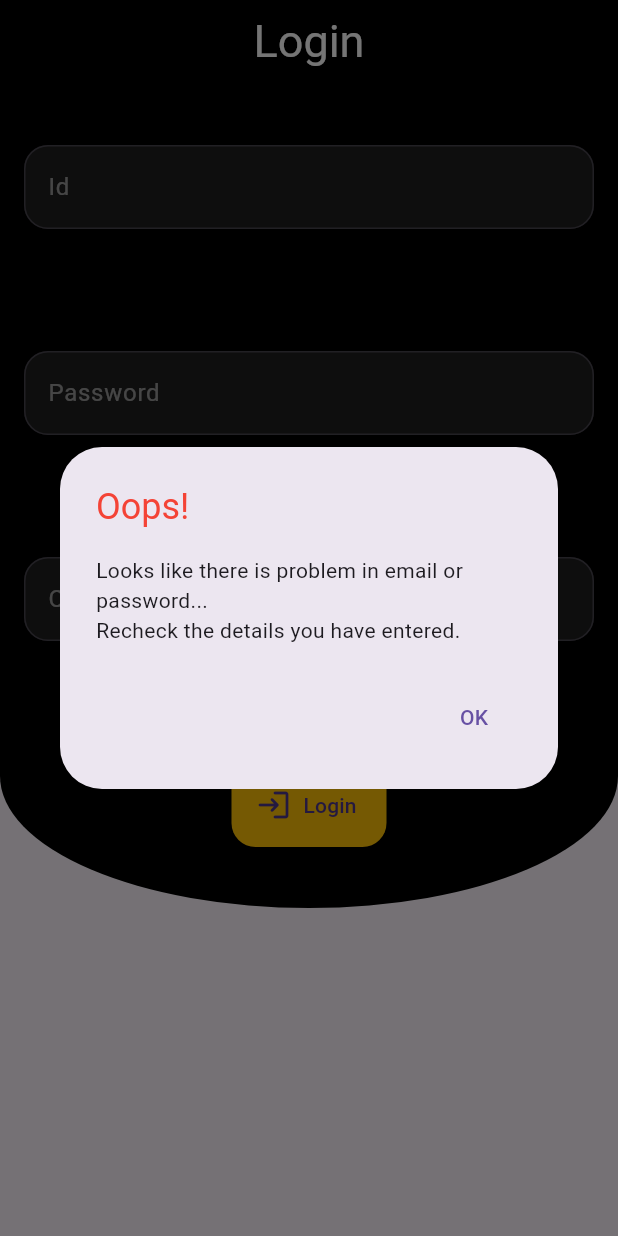
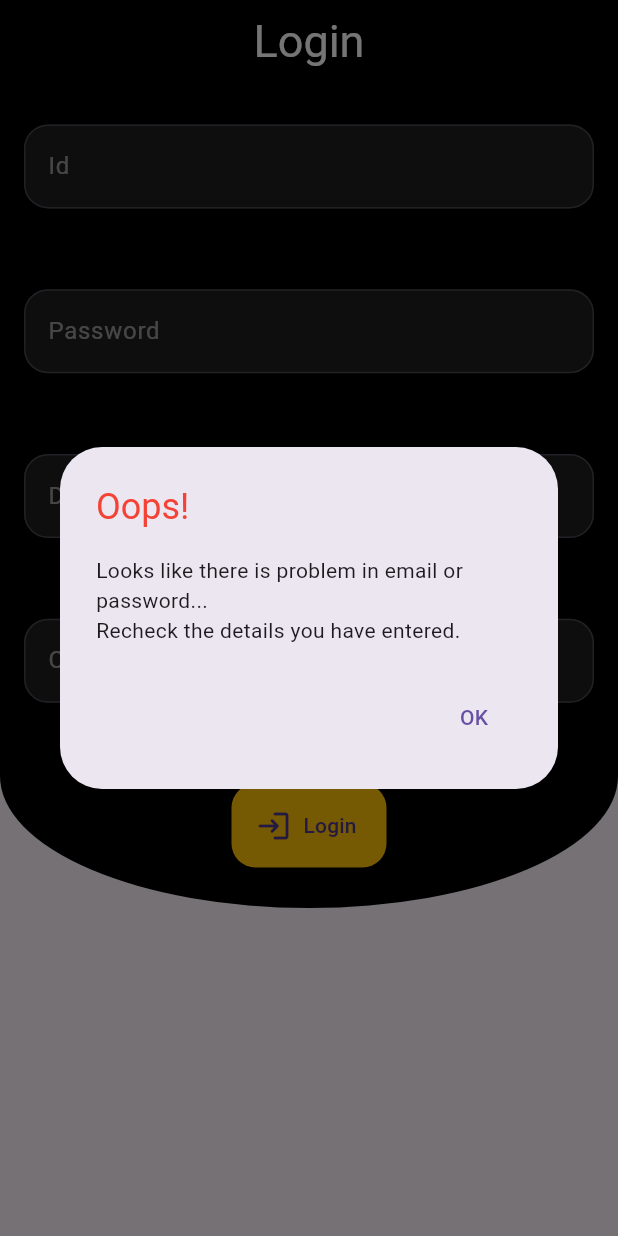
Before and after one commit to Akhand-Pratap-Tiwari/qr_scanner_v2, a Flutter app: the screen it shows after launch, after a tap on "Login", on a phone screen of 412 x 824 dp. Run offline on Flutter 3.47's test engine with Material 2 defaults, Android fonts, the phone set to English and light mode, and no system bars; our stand-ins replace lottie; missing offline and left inert: mobile_scanner, mongo_dart.

Commit message:
Things are working consistently

```diff
--- a/lib/database/database.dart
+++ b/lib/database/database.dart
@@ -17,7 +17,7 @@ class User {
     'entryTime': 'ResponseError',
     'exitTime': 'ResponseError',
     'isCheckedIn': 'ResponseError',
-    'isCheckedOut' : 'ResponseError',
+    'isCheckedOut': 'ResponseError',
   };
 
   User({
@@ -36,7 +36,7 @@ class User {
       'entryTime': entryTime,
       'exitTime': exitTime,
       'isCheckedIn': isCheckedIn,
-      'isCheckedOut' : isCheckedOut,
+      'isCheckedOut': isCheckedOut,
     };
   }
 
@@ -48,19 +48,18 @@ class User {
         isCheckedIn = (map ?? defMap)['isCheckedIn'] ?? 'NullFieldError',
         isCheckedOut = (map ?? defMap)['isCheckedOut'] ?? 'NullFieldError';
 
-  void displayData() =>
-      debugPrint('debug: $name $regId $entryTime $exitTime $isCheckedIn $isCheckedOut');
+  void displayData() => debugPrint(
+      'debug: $name $regId $entryTime $exitTime $isCheckedIn $isCheckedOut');
 }
 
 class MongoDatabase {
-  static String dbStr = s_dbStr;
-  static Db db = Db(dbStr);
-  static DbCollection userCollection = db.collection(s_userCollection);
+  // static String dbStr = s_db;
+  // static late Future<Db> db;
+  static late DbCollection userCollection;
 
-  static connect() async {
-    db = await Db.create(dbStr);
-    await db.open();
-    userCollection = db.collection(s_userCollection);
+  static Future<Db> connect(
+      {required String dbName, required collecName}) async {
+    return Db.create('mongodb+srv://$secs/$dbName?retryWrites=true&w=majority');
   }
 
   static insert(User user) async =>
@@ -89,8 +88,14 @@ class MongoDatabase {
     userCollection.updateOne(
       where.eq('regId', regId),
       isInEntryMode
-          ? modify.set('entryTime', dateTime).set('isCheckedIn', 'true').set('isCheckedOut', 'false')
-          : modify.set('exitTime', dateTime).set('isCheckedOut', 'true').set('isCheckedIn', 'false'),
+          ? modify
+              .set('entryTime', dateTime)
+              .set('isCheckedIn', 'true')
+              .set('isCheckedOut', 'false')
+          : modify
+              .set('exitTime', dateTime)
+              .set('isCheckedOut', 'true')
+              .set('isCheckedIn', 'false'),
     );
   }
 }
--- a/lib/login.dart
+++ b/lib/login.dart
@@ -1,5 +1,6 @@
 import 'package:flutter/material.dart';
 
+import 'database/database.dart';
 import 'home.dart';
 
 class LoginPage extends StatefulWidget {
@@ -20,13 +21,14 @@ class _LoginPageState extends State<LoginPage> {
 
   var idController = TextEditingController();
   var passController = TextEditingController();
-  var collectionController = TextEditingController();
+  var collecController = TextEditingController();
+  var dbController = TextEditingController();
 
-  void _validator(BuildContext context) {
+  Future<void> _validator(BuildContext context) async {
     var id = idController.text.trim();
     var pass = passController.text.trim();
-    var collection = collectionController.text.trim();
-
+    var collec = collecController.text.trim();
+    var database = dbController.text.trim();
 
     if (id == '' || pass == '' || pass != univPass || id != univId) {
       showDialog(
@@ -46,11 +48,67 @@ class _LoginPageState extends State<LoginPage> {
         ),
       );
     } else {
-      Navigator.of(context).pop();
-      Navigator.of(context).push(
-        MaterialPageRoute(
-          builder: (context) => const HomePage(),
-        ),
+      showDialog(
+        barrierDismissible: false,
+        context: context,
+        builder: (context) {
+          return Dialog(
+            insetPadding: EdgeInsets.symmetric(
+                horizontal: MediaQuery.of(context).size.width / 4),
+            child: const Padding(
+              padding: EdgeInsets.all(16.0),
+              child: AspectRatio(
+                aspectRatio: 1,
+                child: CircularProgressIndicator(),
+              ),
+            ),
+          );
+        },
+      );
+      await MongoDatabase.connect(collecName: collec, dbName: database).then(
+        (db) async {
+          await db.open();
+          db.getCollectionNames().then((collecList) {
+            if (collecList.contains(collec)) {
+              MongoDatabase.userCollection = db.collection(collec);
+              Navigator.of(context).pop(); //For Loading
+              Navigator.of(context).pop(); //For Screen
+              Navigator.of(context).push(
+                MaterialPageRoute(
+                  builder: (context) => const HomePage(),
+                ),
+              );
+            } else {
+              Navigator.of(context).pop(); //For loading
+              showDialog(
+                context: context,
+                builder: (context) {
+                  return const Dialog(
+                    child: Padding(
+                      padding: EdgeInsets.all(16.0),
+                      child: Text("Can't find collection..."),
+                    ),
+                  );
+                },
+              );
+            }
+          });
+        },
+      ).onError(
+        (error, stackTrace) {
+          Navigator.of(context).pop(); //For loading
+          showDialog(
+            context: context,
+            builder: (context) {
+              return const Dialog(
+                child: Padding(
+                  padding: EdgeInsets.all(16.0),
+                  child: Text('Looks like a typo in Database Name...'),
+                ),
+              );
+            },
+          );
+        },
       );
     }
   }
@@ -100,7 +158,13 @@ class _LoginPageState extends State<LoginPage> {
                         style: const TextStyle(color: Colors.white),
                       ),
                       TextField(
-                        controller: collectionController,
+                        controller: dbController,
+                        decoration:
+                            const InputDecoration(labelText: "Database Name"),
+                        style: const TextStyle(color: Colors.white),
+                      ),
+                      TextField(
+                        controller: collecController,
                         decoration:
                             const InputDecoration(labelText: "Collection Name"),
                         style: const TextStyle(color: Colors.white),
--- a/lib/main.dart
+++ b/lib/main.dart
@@ -5,7 +5,7 @@ import 'login.dart';
 
 Future<void> main() async {
   WidgetsFlutterBinding.ensureInitialized();
-  await MongoDatabase.connect();
+  // await MongoDatabase.connect();
   runApp(const MainApp());
 }
 
```
